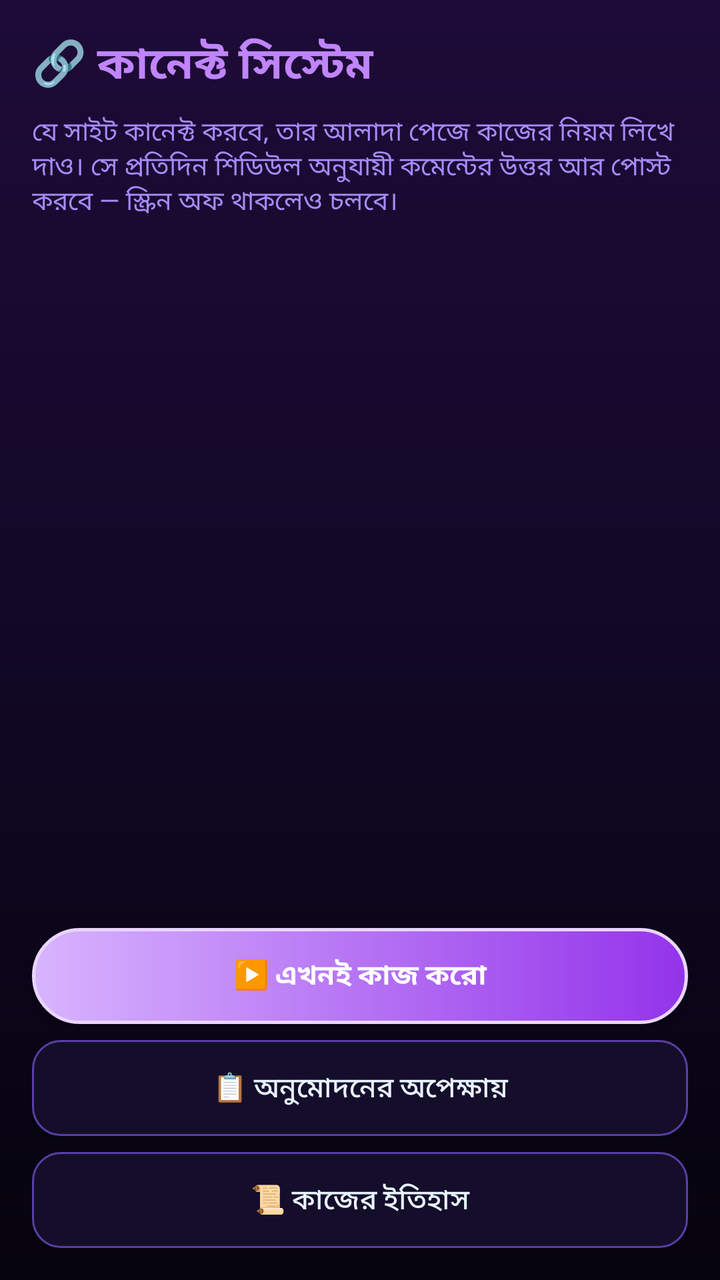
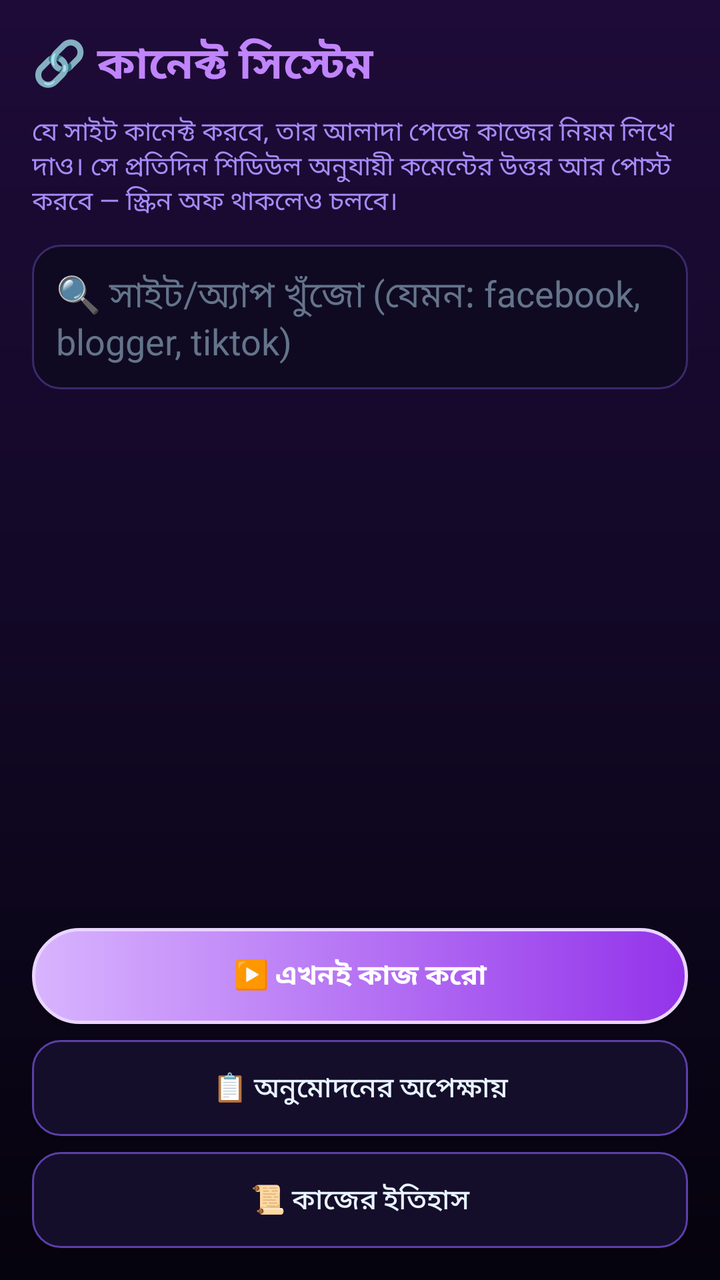

An Android layout rendered at two revisions. The XML below is the earlier revision; the diff shows what the commit changed to produce the second picture.
<!-- AndroidManifest.xml: application theme AppTheme -->
<!-- res/layout/activity_connect.xml -->
<?xml version="1.0" encoding="utf-8"?>
<LinearLayout xmlns:android="http://schemas.android.com/apk/res/android"
    android:layout_width="match_parent"
    android:layout_height="match_parent"
    android:background="@drawable/bg_main"
    android:orientation="vertical"
    android:padding="16dp">

    <TextView
        android:layout_width="match_parent"
        android:layout_height="wrap_content"
        android:text="🔗 কানেক্ট সিস্টেম"
        android:textColor="#C084FC"
        android:textSize="22sp"
        android:textStyle="bold" />

    <TextView
        android:layout_width="match_parent"
        android:layout_height="wrap_content"
        android:layout_marginTop="8dp"
        android:text="যে সাইট কানেক্ট করবে, তার আলাদা পেজে কাজের নিয়ম লিখে দাও। সে প্রতিদিন শিডিউল অনুযায়ী কমেন্টের উত্তর আর পোস্ট করবে — স্ক্রিন অফ থাকলেও চলবে।"
        android:textColor="#A78BFA"
        android:textSize="13sp" />

    <ScrollView
        android:layout_width="match_parent"
        android:layout_height="0dp"
        android:layout_marginTop="14dp"
        android:layout_weight="1">

        <LinearLayout
            android:id="@+id/connList"
            android:layout_width="match_parent"
            android:layout_height="wrap_content"
            android:orientation="vertical" />
    </ScrollView>

    <Button
        android:id="@+id/connRunNow"
        android:layout_width="match_parent"
        android:layout_height="wrap_content"
        android:layout_marginTop="10dp"
        android:background="@drawable/btn_primary"
        android:padding="12dp"
        android:text="▶️ এখনই কাজ করো"
        android:textColor="#FFFFFF"
        android:textStyle="bold" />

    <Button
        android:id="@+id/connApprovals"
        android:layout_width="match_parent"
        android:layout_height="wrap_content"
        android:layout_marginTop="8dp"
        android:background="@drawable/btn_secondary"
        android:padding="12dp"
        android:text="📋 অনুমোদনের অপেক্ষায়"
        android:textColor="#E8F4FF" />

    <Button
        android:id="@+id/connHistory"
        android:layout_width="match_parent"
        android:layout_height="wrap_content"
        android:layout_marginTop="8dp"
        android:background="@drawable/btn_secondary"
        android:padding="12dp"
        android:text="📜 কাজের ইতিহাস"
        android:textColor="#E8F4FF" />
</LinearLayout>
<!-- resources referenced by this layout -->
<resources>
  <!-- drawable bg_main (drawable) -->
  <?xml version="1.0" encoding="utf-8"?>
  <shape xmlns:android="http://schemas.android.com/apk/res/android" android:shape="rectangle">
      <gradient
          android:angle="270"
          android:startColor="#1E0B38"
          android:centerColor="#120826"
          android:endColor="#05030D" />
  </shape>
  <!-- drawable btn_primary (drawable) -->
  <?xml version="1.0" encoding="utf-8"?>
  <shape xmlns:android="http://schemas.android.com/apk/res/android" android:shape="rectangle">
      <corners android:radius="28dp" />
      <gradient android:startColor="#D8B4FE" android:endColor="#9333EA" android:angle="0" />
      <stroke android:width="1.5dp" android:color="#E9D5FF" />
  </shape>
  <!-- drawable btn_secondary (drawable) -->
  <?xml version="1.0" encoding="utf-8"?>
  <shape xmlns:android="http://schemas.android.com/apk/res/android" android:shape="rectangle">
      <corners android:radius="14dp" />
      <solid android:color="#150E2B" />
      <stroke android:width="1dp" android:color="#5B3FA8" />
  </shape>
  <style name="AppTheme" parent="android:Theme.Material.NoActionBar">
          <item name="android:windowBackground">#05030D</item>
          <item name="android:colorAccent">#A855F7</item>
          <item name="android:statusBarColor">#05030D</item>
          <item name="android:navigationBarColor">#05030D</item>
          <item name="android:windowLightStatusBar">false</item>
      </style>
</resources>

<!-- the commit's change to res/layout/activity_connect.xml (unified diff, before → after) -->
@@ -21,6 +21,17 @@
         android:text="যে সাইট কানেক্ট করবে, তার আলাদা পেজে কাজের নিয়ম লিখে দাও। সে প্রতিদিন শিডিউল অনুযায়ী কমেন্টের উত্তর আর পোস্ট করবে — স্ক্রিন অফ থাকলেও চলবে।"
         android:textColor="#A78BFA"
         android:textSize="13sp" />
+
+    <EditText
+        android:id="@+id/connSearch"
+        android:layout_width="match_parent"
+        android:layout_height="wrap_content"
+        android:layout_marginTop="12dp"
+        android:background="@drawable/bg_input"
+        android:hint="🔍 সাইট/অ্যাপ খুঁজো (যেমন: facebook, blogger, tiktok)"
+        android:padding="12dp"
+        android:textColor="#E8F4FF"
+        android:textColorHint="#64748B" />
 
     <ScrollView
         android:layout_width="match_parent"
<!-- resource entries referenced after the edit -->
@@ -1,5 +1,12 @@
 <!-- resources referenced by this layout -->
 <resources>
+  <!-- drawable bg_input (drawable) -->
+  <?xml version="1.0" encoding="utf-8"?>
+  <shape xmlns:android="http://schemas.android.com/apk/res/android" android:shape="rectangle">
+      <corners android:radius="14dp" />
+      <solid android:color="#0F0A22" />
+      <stroke android:width="1dp" android:color="#3B2A6B" />
+  </shape>
   <!-- drawable bg_main (drawable) -->
   <?xml version="1.0" encoding="utf-8"?>
   <shape xmlns:android="http://schemas.android.com/apk/res/android" android:shape="rectangle">
